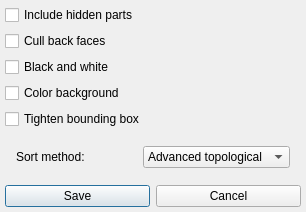
Before: the Qt Designer form QGLViewer/VRenderInterface.ui in GillesDebunne/libQGLViewer, drawn with Qt 5.
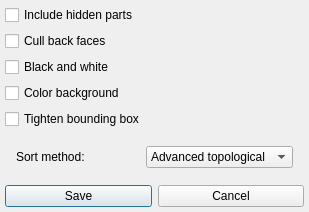
After: the same form once the commit is applied.

What changed in the file:
```diff
--- a/QGLViewer/VRenderInterface.ui
+++ b/QGLViewer/VRenderInterface.ui
@@ -6,16 +6,16 @@
    <rect>
     <x>0</x>
     <y>0</y>
-    <width>306</width>
-    <height>191</height>
+    <width>309</width>
+    <height>211</height>
    </rect>
   </property>
   <property name="windowTitle">
    <string>Vectorial rendering options</string>
   </property>
   <layout class="QVBoxLayout">
-   <property name="spacing">
-    <number>6</number>
+   <property name="leftMargin">
+    <number>5</number>
    </property>
    <property name="margin">
     <number>5</number>
@@ -72,8 +72,8 @@
    </item>
    <item>
     <layout class="QHBoxLayout">
-     <property name="spacing">
-      <number>6</number>
+     <property name="leftMargin">
+      <number>11</number>
      </property>
      <property name="margin">
       <number>11</number>
@@ -138,12 +138,6 @@
    </item>
    <item>
     <layout class="QHBoxLayout">
-     <property name="spacing">
-      <number>6</number>
-     </property>
-     <property name="margin">
-      <number>0</number>
-     </property>
      <item>
       <widget class="QPushButton" name="SaveButton">
        <property name="text">
```
Left out of the diff: 16 changed lines with no effect on the pictures.
